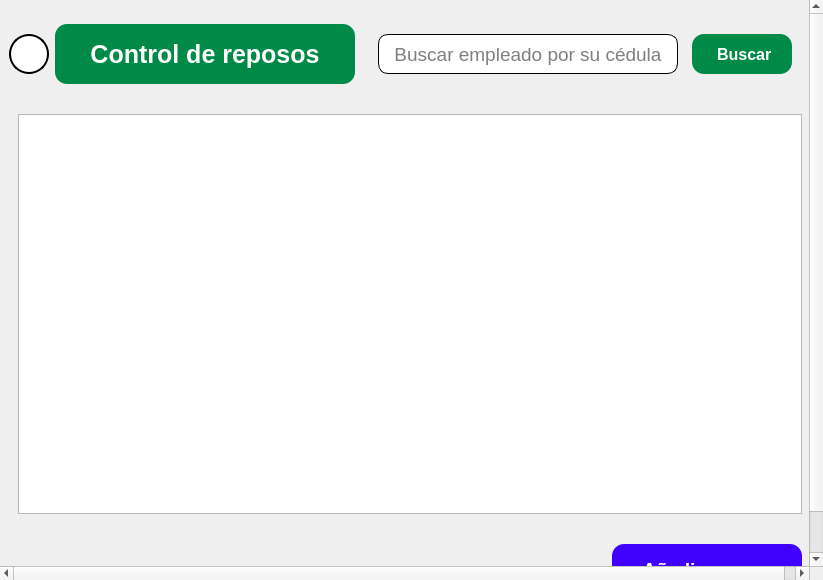
The window that recursos_graficos_y_logicos/elementos_graficos_ui/pantalla_control_de_reposo_del_personal.ui (Enmanuel-86/TELA-APP) describes before a commit, drawn with Qt 5.
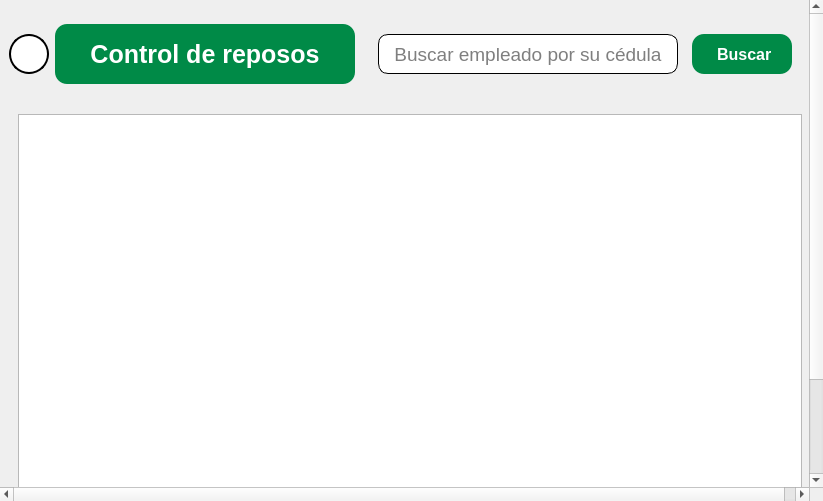
The same window after the commit. Icons and pictures are not drawn.

```diff
--- a/recursos_graficos_y_logicos/elementos_graficos_ui/pantalla_control_de_reposo_del_personal.ui
+++ b/recursos_graficos_y_logicos/elementos_graficos_ui/pantalla_control_de_reposo_del_personal.ui
@@ -7,7 +7,7 @@
     <x>0</x>
     <y>0</y>
     <width>823</width>
-    <height>580</height>
+    <height>501</height>
    </rect>
   </property>
   <property name="windowTitle">
@@ -41,7 +41,7 @@
       <property name="geometry">
        <rect>
         <x>0</x>
-        <y>0</y>
+        <y>-51</y>
         <width>822</width>
         <height>614</height>
        </rect>
```
Left out of the diff: 12 changed lines with no effect on the pictures.
